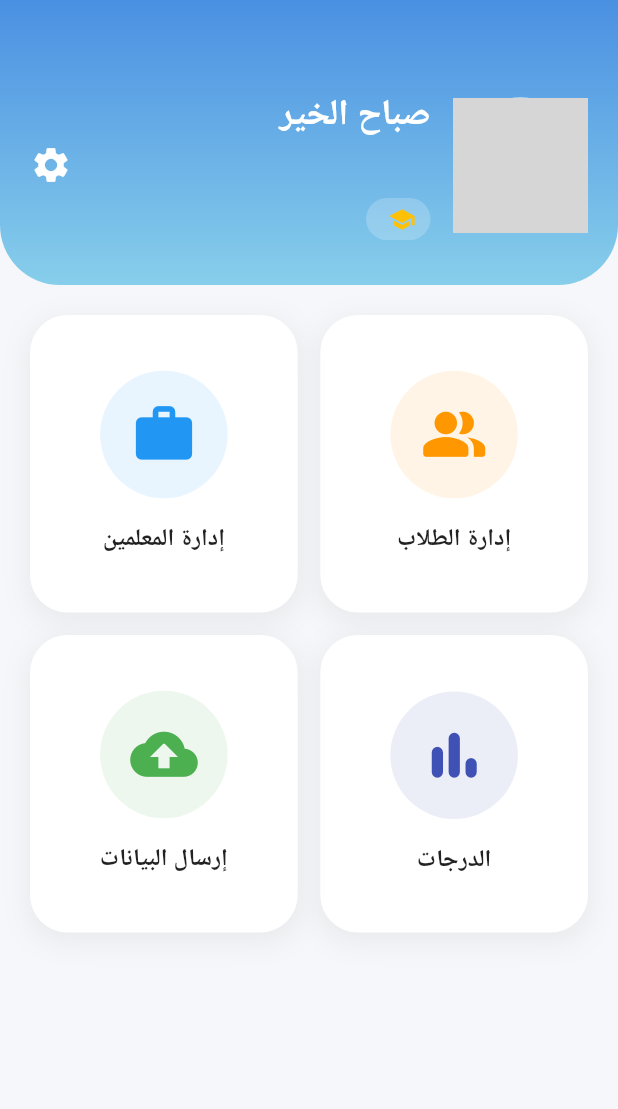
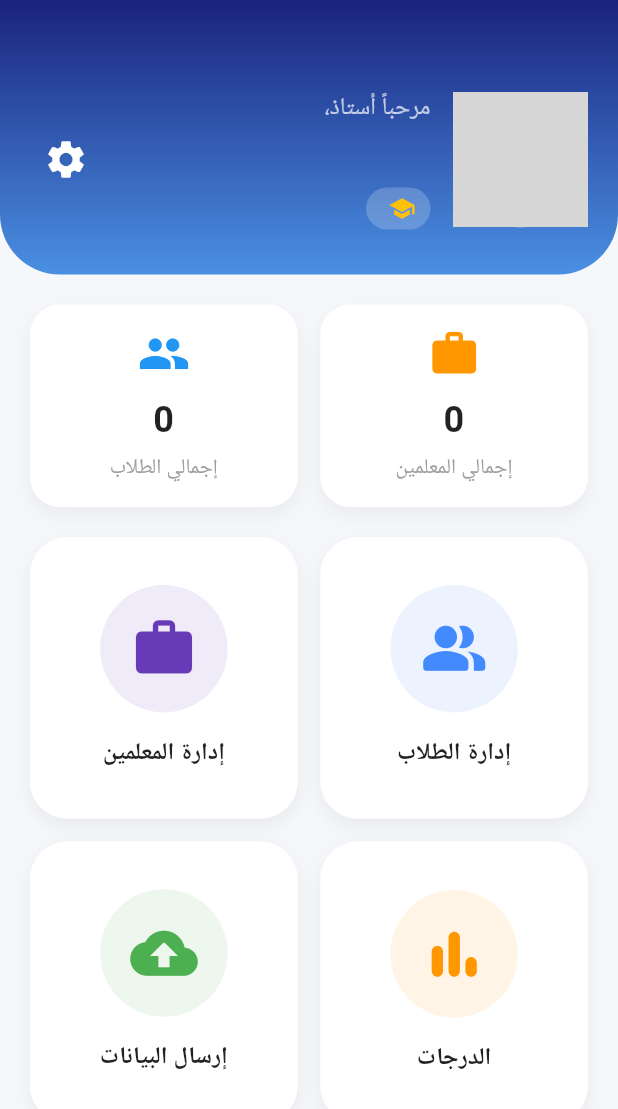
Before and after one commit to salimalwan78-debug/iraq-emis-app, a Flutter app: the DashboardScreen screen opened directly with empty values, on a phone screen of 412 x 824 dp. Shown: the top 1109 px of the screen. Run offline on Flutter 3.47's test engine with Material 3 defaults, Android fonts, the phone set to English and light mode, and no system bars; our stand-ins replace audioplayers, video_player, webview_flutter; Roboto replaces fonts that are missing (Cairo); grey boxes are pictures that could not be loaded.

Commit message:
Refactor DashboardScreen with theme support

```diff
--- a/lib/dashboard_screen.dart
+++ b/lib/dashboard_screen.dart
@@ -1,6 +1,8 @@
 import 'package:flutter/material.dart';
 import 'student_management_screen.dart';
 import 'teachers_list_screen.dart';
+import 'settings_screen.dart';
+import 'app_core.dart';
 
 class DashboardScreen extends StatelessWidget {
   final String token;
@@ -11,57 +13,52 @@ class DashboardScreen extends StatelessWidget {
   final List<dynamic> allTeachers;
 
   const DashboardScreen({
-    super.key,
-    required this.token,
-    required this.schoolId,
-    required this.schoolName,
-    required this.userName,
-    required this.allStudents,
-    required this.allTeachers,
+    super.key, required this.token, required this.schoolId,
+    required this.schoolName, required this.userName,
+    required this.allStudents, required this.allTeachers,
   });
 
   @override
   Widget build(BuildContext context) {
+    return ValueListenableBuilder<ThemeMode>(
+      valueListenable: AppCore.themeNotifier,
+      builder: (context, currentMode, child) {
+        bool isDark = currentMode == ThemeMode.dark;
+        Color bgColor = isDark ? const Color(0xFF121212) : const Color(0xFFF5F7FA);
+        Color cardColor = isDark ? const Color(0xFF1E1E1E) : Colors.white;
+        Color textColor = isDark ? Colors.white : Colors.black87;
+
         return Scaffold(
-      backgroundColor: const Color(0xFFF5F7FA), // لون خلفية هادئ
+          backgroundColor: bgColor,
           body: Column(
             children: [
-          // الترويسة العلوية بتصميم السماء
               Container(
                 padding: const EdgeInsets.only(top: 60, left: 20, right: 20, bottom: 30),
                 decoration: const BoxDecoration(
                   gradient: LinearGradient(
-                colors: [Color(0xFF4A90E2), Color(0xFF87CEEB)], // تدرج لوني أزرق سماوي
-                begin: Alignment.topCenter,
-                end: Alignment.bottomCenter,
+                    colors: [Color(0xFF1A237E), Color(0xFF4A90E2)],
+                    begin: Alignment.topCenter, end: Alignment.bottomCenter,
                   ),
                   borderRadius: BorderRadius.only(bottomLeft: Radius.circular(40), bottomRight: Radius.circular(40)),
                 ),
                 child: Row(
                   crossAxisAlignment: CrossAxisAlignment.center,
                   children: [
-                // صورة التلميذ (الـ Avatar)
                     Container(
-                  width: 90,
-                  height: 90,
+                      width: 90, height: 90,
                       decoration: BoxDecoration(
-                    shape: BoxShape.circle,
-                    border: Border.all(color: Colors.white, width: 3),
-                    image: const DecorationImage(
-                      image: AssetImage('assets/images/avatar.jpg'),
-                      fit: BoxFit.cover,
-                    ),
+                        shape: BoxShape.circle, border: Border.all(color: Colors.white, width: 3),
+                        image: const DecorationImage(image: AssetImage('assets/images/avatar.jpg'), fit: BoxFit.cover),
                       ),
                     ),
                     const SizedBox(width: 15),
-                // بيانات المستخدم والمدرسة
                     Expanded(
                       child: Column(
                         crossAxisAlignment: CrossAxisAlignment.start,
                         children: [
-                      const Text('صباح الخير', style: TextStyle(color: Colors.white, fontSize: 24, fontWeight: FontWeight.bold)),
+                          const Text('مرحباً أستاذ،', style: TextStyle(color: Colors.white70, fontSize: 16)),
                           const SizedBox(height: 5),
-                      Text(userName, style: const TextStyle(color: Colors.white, fontSize: 16), overflow: TextOverflow.ellipsis),
+                          Text(userName, style: const TextStyle(color: Colors.white, fontSize: 18, fontWeight: FontWeight.bold), overflow: TextOverflow.ellipsis),
                           const SizedBox(height: 10),
                           Container(
                             padding: const EdgeInsets.symmetric(horizontal: 10, vertical: 5),
@@ -78,41 +75,38 @@ class DashboardScreen extends StatelessWidget {
                         ],
                       ),
                     ),
-                const Icon(Icons.settings, color: Colors.white, size: 28),
+                    IconButton(
+                      icon: const Icon(Icons.settings, color: Colors.white, size: 30),
+                      onPressed: () => Navigator.push(context, MaterialPageRoute(builder: (context) => const SettingsScreen())),
+                    )
                   ],
                 ),
               ),
-
               const SizedBox(height: 20),
-
-          // شبكة الأزرار المركزية
+              Padding(
+                padding: const EdgeInsets.symmetric(horizontal: 20),
+                child: Row(
+                  children: [
+                    _buildStatCard('إجمالي المعلمين', allTeachers.length.toString(), Icons.work, Colors.orange, cardColor, textColor),
+                    const SizedBox(width: 15),
+                    _buildStatCard('إجمالي الطلاب', allStudents.length.toString(), Icons.people, Colors.blue, cardColor, textColor),
+                  ],
+                ),
+              ),
+              const SizedBox(height: 20),
               Expanded(
                 child: GridView.count(
                   padding: const EdgeInsets.symmetric(horizontal: 20),
-              crossAxisCount: 2,
-              crossAxisSpacing: 15,
-              mainAxisSpacing: 15,
-              childAspectRatio: 0.9,
+                  crossAxisCount: 2, crossAxisSpacing: 15, mainAxisSpacing: 15, childAspectRatio: 0.95,
                   children: [
-                _buildMenuCard(
-                  title: 'إدارة الطلاب',
-                  icon: Icons.people_alt_rounded,
-                  color: Colors.orange,
-                  onTap: () {
-                    // الانتقال لصفحة إدارة الطلاب المستقلة
+                    _buildMenuCard(title: 'إدارة الطلاب', icon: Icons.people_alt_rounded, color: Colors.blueAccent, cardColor: cardColor, textColor: textColor, onTap: () {
                       Navigator.push(context, MaterialPageRoute(builder: (context) => StudentManagementScreen(token: token, schoolId: schoolId, allStudents: allStudents)));
-                  },
-                ),
-                _buildMenuCard(
-                  title: 'إدارة المعلمين',
-                  icon: Icons.work_rounded,
-                  color: Colors.blue,
-                  onTap: () {
+                    }),
+                    _buildMenuCard(title: 'إدارة المعلمين', icon: Icons.work_rounded, color: Colors.deepPurple, cardColor: cardColor, textColor: textColor, onTap: () {
                       Navigator.push(context, MaterialPageRoute(builder: (context) => const TeachersListScreen()));
-                  },
-                ),
-                _buildMenuCard(title: 'الدرجات', icon: Icons.bar_chart_rounded, color: Colors.indigo, onTap: () {}),
-                _buildMenuCard(title: 'إرسال البيانات', icon: Icons.cloud_upload_rounded, color: Colors.green, onTap: () {}),
+                    }),
+                    _buildMenuCard(title: 'الدرجات', icon: Icons.bar_chart_rounded, color: Colors.orange, cardColor: cardColor, textColor: textColor, onTap: () {}),
+                    _buildMenuCard(title: 'إرسال البيانات', icon: Icons.cloud_upload_rounded, color: Colors.green, cardColor: cardColor, textColor: textColor, onTap: () {}),
                   ],
                 ),
               ),
@@ -120,27 +114,38 @@ class DashboardScreen extends StatelessWidget {
           ),
         );
       }
+    );
+  }
 
-  Widget _buildMenuCard({required String title, required IconData icon, required Color color, required VoidCallback onTap}) {
+  Widget _buildStatCard(String title, String count, IconData icon, Color color, Color cardColor, Color textColor) {
+    return Expanded(
+      child: Container(
+        padding: const EdgeInsets.all(15),
+        decoration: BoxDecoration(color: cardColor, borderRadius: BorderRadius.circular(20), boxShadow: [BoxShadow(color: Colors.black.withOpacity(0.05), blurRadius: 10, offset: const Offset(0, 5))]),
+        child: Column(
+          children: [
+            Icon(icon, color: color, size: 35),
+            const SizedBox(height: 10),
+            Text(count, style: TextStyle(fontSize: 24, fontWeight: FontWeight.bold, color: textColor)),
+            const SizedBox(height: 5),
+            Text(title, style: const TextStyle(fontSize: 14, color: Colors.grey)),
+          ],
+        ),
+      ),
+    );
+  }
+
+  Widget _buildMenuCard({required String title, required IconData icon, required Color color, required Color cardColor, required Color textColor, required VoidCallback onTap}) {
     return InkWell(
-      onTap: onTap,
-      borderRadius: BorderRadius.circular(25),
+      onTap: onTap, borderRadius: BorderRadius.circular(25),
       child: Container(
-        decoration: BoxDecoration(
-          color: Colors.white,
-          borderRadius: BorderRadius.circular(25),
-          boxShadow: [BoxShadow(color: Colors.grey.withOpacity(0.15), spreadRadius: 2, blurRadius: 15, offset: const Offset(0, 5))],
-        ),
+        decoration: BoxDecoration(color: cardColor, borderRadius: BorderRadius.circular(25), boxShadow: [BoxShadow(color: Colors.black.withOpacity(0.05), blurRadius: 10, offset: const Offset(0, 5))]),
         child: Column(
           mainAxisAlignment: MainAxisAlignment.center,
           children: [
-            Container(
-              padding: const EdgeInsets.all(20),
-              decoration: BoxDecoration(color: color.withOpacity(0.1), shape: BoxShape.circle),
-              child: Icon(icon, size: 45, color: color),
-            ),
+            Container(padding: const EdgeInsets.all(20), decoration: BoxDecoration(color: color.withOpacity(0.1), shape: BoxShape.circle), child: Icon(icon, size: 45, color: color)),
             const SizedBox(height: 15),
-            Text(title, style: const TextStyle(fontSize: 16, fontWeight: FontWeight.bold, color: Colors.black87)),
+            Text(title, style: TextStyle(fontSize: 16, fontWeight: FontWeight.bold, color: textColor)),
           ],
         ),
       ),
```
Lines whose indentation alone changed are shown as unchanged.
